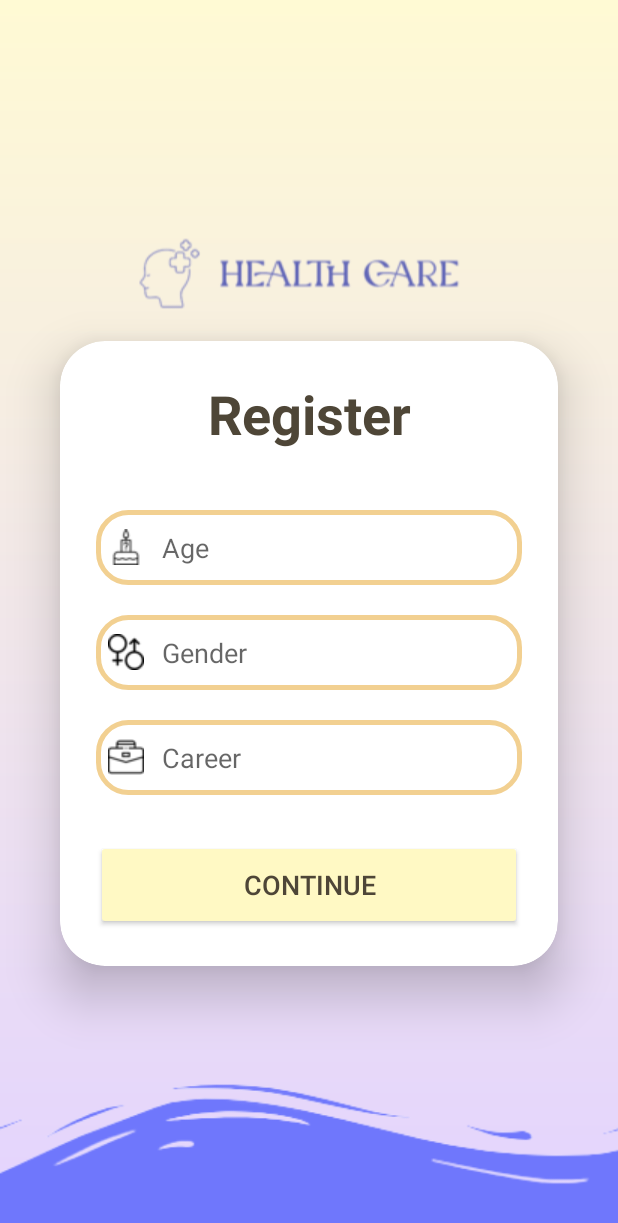
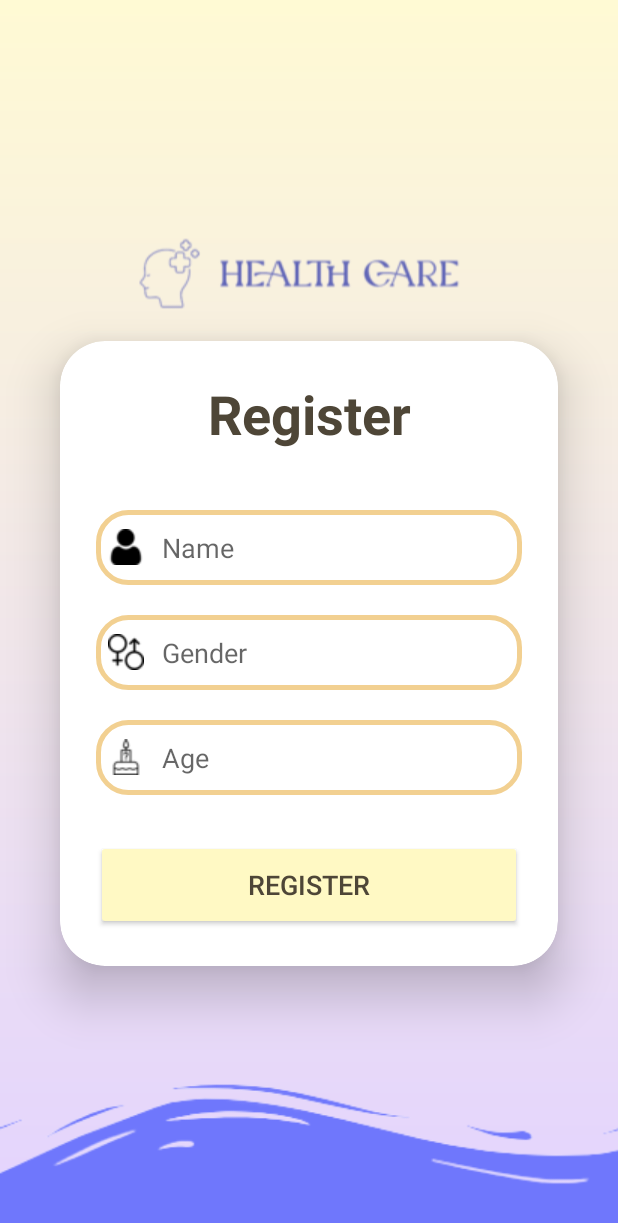
Before and after one commit to lancer2672/HealthCare, an Android app: the SignUpPhase2 screen opened through its navigation route, on a phone screen of 412 x 824 dp. Shown: the top 1223 px of the screen. Run offline under Robolectric (Android 15) with nearby library versions, the phone set to English and light mode, and no system bars; our stand-ins replace Firebase (no records; nobody signed in at launch, a user with empty details on screens opened directly), data binding.

Commit message:
handle sign up with email

```diff
--- a/app/build.gradle
+++ b/app/build.gradle
@@ -44,6 +44,7 @@ dependencies {
     implementation 'androidx.lifecycle:lifecycle-viewmodel-ktx:2.6.1'
     implementation 'com.google.firebase:firebase-firestore-ktx:24.5.0'
     implementation 'androidx.navigation:navigation-fragment-ktx:2.5.3'
+    implementation "androidx.fragment:fragment:1.5.7"
     implementation 'androidx.navigation:navigation-ui-ktx:2.5.3'
     implementation 'com.google.firebase:firebase-storage-ktx:20.1.0'
     testImplementation 'junit:junit:4.13.2'
--- a/app/src/main/java/com/example/healthcareapp/data/repositories/AuthRepository.java
+++ b/app/src/main/java/com/example/healthcareapp/data/repositories/AuthRepository.java
@@ -29,4 +29,8 @@ public class AuthRepository {
         firebaseAuth.signInWithEmailAndPassword(email, password)
                 .addOnCompleteListener(onCompleteListener);
     }
+    public void signUpWithEmail(String email, String password, OnCompleteListener<AuthResult> onCompleteListener) {
+        firebaseAuth.createUserWithEmailAndPassword(email, password)
+            .addOnCompleteListener(onCompleteListener);
+    }
 }
--- a/app/src/main/java/com/example/healthcareapp/ui/activities/auth/SignUpActivity.java
+++ b/app/src/main/java/com/example/healthcareapp/ui/activities/auth/SignUpActivity.java
@@ -1,16 +1,42 @@
 package com.example.healthcareapp.ui.activities.auth;
 
 import androidx.appcompat.app.AppCompatActivity;
+import androidx.databinding.DataBindingUtil;
+import androidx.lifecycle.Observer;
+import androidx.lifecycle.ViewModelProvider;
+import androidx.navigation.NavController;
+import androidx.navigation.fragment.NavHostFragment;
 
+import android.content.Intent;
 import android.os.Bundle;
 
 import com.example.healthcareapp.R;
+import com.example.healthcareapp.databinding.ActivitySignUpBinding;
+import com.example.healthcareapp.ui.activities.MainActivity;
+import com.example.healthcareapp.viewmodels.SignInViewModel;
+import com.example.healthcareapp.viewmodels.SignUpViewModel;
 
 public class SignUpActivity extends AppCompatActivity {
-
+    private SignUpViewModel signUpViewModel;
+    private ActivitySignUpBinding binding;
     @Override
     protected void onCreate(Bundle savedInstanceState) {
         super.onCreate(savedInstanceState);
-        setContentView(R.layout.activity_sign_up);
+        binding = DataBindingUtil.setContentView(this,R.layout.activity_sign_up);
+        signUpViewModel = new ViewModelProvider(this).get(SignUpViewModel.class);
+        NavHostFragment navHostFragment = (NavHostFragment) getSupportFragmentManager().findFragmentById(R.id.nav_host_fragment);
+        NavController navController = navHostFragment.getNavController();
+        signUpViewModel.setNavController(navController);
+        signUpViewModel.isCreateSucceeded.observe(this, new Observer<Boolean>() {
+            @Override
+            public void onChanged(Boolean isCreateSucceeded) {
+                if(isCreateSucceeded){
+                    Intent intent = new Intent(SignUpActivity.this, MainActivity.class);
+                    startActivity(intent);
+                }
+            }
+        });
+
+        binding.setViewmodel(signUpViewModel);
     }
 }
--- a/app/src/main/java/com/example/healthcareapp/ui/fragments/SignUpPhase1.java
+++ b/app/src/main/java/com/example/healthcareapp/ui/fragments/SignUpPhase1.java
@@ -2,65 +2,41 @@ package com.example.healthcareapp.ui.fragments;
 
 import android.os.Bundle;
 
+import androidx.databinding.DataBindingUtil;
 import androidx.fragment.app.Fragment;
+import androidx.lifecycle.ViewModelProvider;
 
 import android.view.LayoutInflater;
 import android.view.View;
 import android.view.ViewGroup;
 
 import com.example.healthcareapp.R;
+import com.example.healthcareapp.databinding.FragmentSignUpPhase1Binding;
+import com.example.healthcareapp.viewmodels.SignUpViewModel;
 
-/**
- * A simple {@link Fragment} subclass.
- * Use the {@link SignUpPhase1#newInstance} factory method to
- * create an instance of this fragment.
- */
+
 public class SignUpPhase1 extends Fragment {
 
-    // TODO: Rename parameter arguments, choose names that match
-    // the fragment initialization parameters, e.g. ARG_ITEM_NUMBER
-    private static final String ARG_PARAM1 = "param1";
-    private static final String ARG_PARAM2 = "param2";
-
-    // TODO: Rename and change types of parameters
-    private String mParam1;
-    private String mParam2;
-
+    private SignUpViewModel signUpViewModel ;
+    private FragmentSignUpPhase1Binding binding;
     public SignUpPhase1() {
         // Required empty public constructor
-    }
-
-    /**
-     * Use this factory method to create a new instance of
-     * this fragment using the provided parameters.
-     *
-     * @param param1 Parameter 1.
-     * @param param2 Parameter 2.
-     * @return A new instance of fragment SignUpPhase1.
-     */
-    // TODO: Rename and change types and number of parameters
-    public static SignUpPhase1 newInstance(String param1, String param2) {
-        SignUpPhase1 fragment = new SignUpPhase1();
-        Bundle args = new Bundle();
-        args.putString(ARG_PARAM1, param1);
-        args.putString(ARG_PARAM2, param2);
-        fragment.setArguments(args);
-        return fragment;
-    }
-
-    @Override
-    public void onCreate(Bundle savedInstanceState) {
-        super.onCreate(savedInstanceState);
-        if (getArguments() != null) {
-            mParam1 = getArguments().getString(ARG_PARAM1);
-            mParam2 = getArguments().getString(ARG_PARAM2);
-        }
     }
 
     @Override
     public View onCreateView(LayoutInflater inflater, ViewGroup container,
                              Bundle savedInstanceState) {
         // Inflate the layout for this fragment
-        return inflater.inflate(R.layout.fragment_sign_up_phase1, container, false);
+
+        binding = DataBindingUtil.inflate(inflater, R.layout.fragment_sign_up_phase1, container, false);
+        signUpViewModel = new ViewModelProvider(requireActivity()).get(SignUpViewModel.class);
+        binding.setViewmodel(signUpViewModel);
+        binding.btnContinueSignUp.setOnClickListener(new View.OnClickListener() {
+            @Override
+            public void onClick(View v) {
+                signUpViewModel.getNavController().navigate(R.id.action_signUpPhase1_to_signUpPhase2);
+            }
+        });
+        return binding.getRoot();
     }
 }
--- a/app/src/main/java/com/example/healthcareapp/ui/fragments/SignUpPhase2.java
+++ b/app/src/main/java/com/example/healthcareapp/ui/fragments/SignUpPhase2.java
@@ -2,65 +2,40 @@ package com.example.healthcareapp.ui.fragments;
 
 import android.os.Bundle;
 
+import androidx.databinding.DataBindingUtil;
 import androidx.fragment.app.Fragment;
+import androidx.lifecycle.ViewModelProvider;
 
 import android.view.LayoutInflater;
 import android.view.View;
 import android.view.ViewGroup;
 
 import com.example.healthcareapp.R;
+import com.example.healthcareapp.databinding.FragmentSignUpPhase1Binding;
+import com.example.healthcareapp.databinding.FragmentSignUpPhase2Binding;
+import com.example.healthcareapp.viewmodels.SignUpViewModel;
 
-/**
- * A simple {@link Fragment} subclass.
- * Use the {@link SignUpPhase2#newInstance} factory method to
- * create an instance of this fragment.
- */
 public class SignUpPhase2 extends Fragment {
 
-    // TODO: Rename parameter arguments, choose names that match
-    // the fragment initialization parameters, e.g. ARG_ITEM_NUMBER
-    private static final String ARG_PARAM1 = "param1";
-    private static final String ARG_PARAM2 = "param2";
-
-    // TODO: Rename and change types of parameters
-    private String mParam1;
-    private String mParam2;
-
+    private SignUpViewModel signUpViewModel;
+    private FragmentSignUpPhase2Binding binding;
     public SignUpPhase2() {
         // Required empty public constructor
     }
-
-    /**
-     * Use this factory method to create a new instance of
-     * this fragment using the provided parameters.
-     *
-     * @param param1 Parameter 1.
-     * @param param2 Parameter 2.
-     * @return A new instance of fragment SignUpPhase2.
-     */
-    // TODO: Rename and change types and number of parameters
-    public static SignUpPhase2 newInstance(String param1, String param2) {
-        SignUpPhase2 fragment = new SignUpPhase2();
-        Bundle args = new Bundle();
-        args.putString(ARG_PARAM1, param1);
-        args.putString(ARG_PARAM2, param2);
-        fragment.setArguments(args);
-        return fragment;
-    }
-
-    @Override
-    public void onCreate(Bundle savedInstanceState) {
-        super.onCreate(savedInstanceState);
-        if (getArguments() != null) {
-            mParam1 = getArguments().getString(ARG_PARAM1);
-            mParam2 = getArguments().getString(ARG_PARAM2);
-        }
-    }
-
     @Override
     public View onCreateView(LayoutInflater inflater, ViewGroup container,
                              Bundle savedInstanceState) {
         // Inflate the layout for this fragment
-        return inflater.inflate(R.layout.fragment_sign_up_phase2, container, false);
+        binding = DataBindingUtil.inflate(inflater, R.layout.fragment_sign_up_phase2, container, false);
+        signUpViewModel = new ViewModelProvider(requireActivity()).get(SignUpViewModel.class);
+
+        binding.setViewmodel(signUpViewModel);
+        binding.btnSignUp.setOnClickListener(new View.OnClickListener() {
+            @Override
+            public void onClick(View v) {
+                signUpViewModel.register();
+            }
+        });
+        return binding.getRoot();
     }
 }
--- /dev/null
+++ b/app/src/main/java/com/example/healthcareapp/viewmodels/SignUpViewModel.java
@@ -0,0 +1,43 @@
+package com.example.healthcareapp.viewmodels;
+
+import androidx.annotation.NonNull;
+import androidx.lifecycle.MutableLiveData;
+import androidx.lifecycle.ViewModel;
+import androidx.navigation.NavController;
+
+import com.example.healthcareapp.data.repositories.AuthRepository;
+import com.google.android.gms.tasks.OnCompleteListener;
+import com.google.android.gms.tasks.Task;
+import com.google.firebase.auth.AuthResult;
+
+public class SignUpViewModel extends ViewModel {
+    public MutableLiveData<String> email = new MutableLiveData<>("");
+    public MutableLiveData<String> password = new MutableLiveData<>("");
+    public MutableLiveData<String> confirmPassword = new MutableLiveData<>("");
+    public MutableLiveData<String> age = new MutableLiveData<>("");
+    public MutableLiveData<String> name = new MutableLiveData<>("");
+    private NavController navController;
+    public MutableLiveData<Boolean> isLoading = new MutableLiveData<Boolean>(false);
+    public MutableLiveData<Boolean> isCreateSucceeded = new MutableLiveData<Boolean>(false);
+    public NavController getNavController(){
+        return navController;
+    }
+    public void setNavController (NavController nav){
+            this.navController = nav;
+    }
+    public void register() {
+        isLoading.setValue(true);
+        AuthRepository.getInstance().signUpWithEmail(email.getValue(), password.getValue(), new OnCompleteListener<AuthResult>() {
+            @Override
+            public void onComplete(@NonNull Task<AuthResult> task) {
+                if (task.isSuccessful()) {
+                    isLoading.setValue(false);
+                    isCreateSucceeded.setValue(true);
+                } else {
+                    isLoading.setValue(false);
+                    isCreateSucceeded.setValue(false);
+                }
+            }
+        });
+    }
+}
--- a/app/src/main/res/layout/activity_main.xml
+++ b/app/src/main/res/layout/activity_main.xml
@@ -13,6 +13,6 @@
     <com.google.android.material.bottomnavigation.BottomNavigationView
         android:layout_width="match_parent"
         android:layout_height="wrap_content"
-
+        android:background="@color/white"
         app:menu="@menu/bottom_nav_menu" />
 </LinearLayout>
--- a/app/src/main/res/layout/activity_sign_up.xml
+++ b/app/src/main/res/layout/activity_sign_up.xml
@@ -4,7 +4,9 @@
     xmlns:card_view="http://schemas.android.com/apk/res-auto"
     xmlns:tools="http://schemas.android.com/tools">
     <data>
-
+        <variable
+            name="viewmodel"
+            type="com.example.healthcareapp.viewmodels.SignUpViewModel" />
     </data>
     <LinearLayout
         android:layout_width="match_parent"
@@ -50,16 +52,7 @@
                     tools:layout="@layout/fragment_sign_up_phase1"
                     app:navGraph="@navigation/sign_up_nav_graph"
                     android:layout_height="match_parent"/>
-                <Button
-                    android:layout_width="match_parent"
-                    android:layout_height="60dp"
-                    android:id="@+id/loginButton"
-                    android:text="Continue"
-                    android:textSize="18sp"
-                    android:textColor="@color/brown"
-                    android:layout_marginTop="30dp"
-                    android:backgroundTint="@color/light_yellow"
-                    app:cornerRadius = "20dp"/>
+
             </LinearLayout>
         </androidx.cardview.widget.CardView>
 
--- a/app/src/main/res/layout/fragment_sign_up_phase2.xml
+++ b/app/src/main/res/layout/fragment_sign_up_phase2.xml
@@ -1,19 +1,28 @@
 <?xml version="1.0" encoding="utf-8"?>
+<layout>
+    <data>
+        <variable
+            name="viewmodel"
+            type="com.example.healthcareapp.viewmodels.SignUpViewModel" />
+    </data>
     <LinearLayout xmlns:android="http://schemas.android.com/apk/res/android"
         xmlns:tools="http://schemas.android.com/tools"
         android:layout_width="match_parent"
         android:layout_height="match_parent"
+        xmlns:app="http://schemas.android.com/apk/res-auto"
         android:orientation="vertical"
         tools:context=".ui.fragments.SignUpPhase2">
 
         <EditText
             android:layout_width="match_parent"
             android:layout_height="50dp"
-        android:id="@+id/username"
+            android:id="@+id/name"
             android:background="@drawable/custom_edt"
-        android:drawableLeft="@drawable/cake"
+            android:drawableLeft="@drawable/user"
             android:drawablePadding="12dp"
-        android:hint="Age"
+            android:text="@={viewmodel.name}"
+
+            android:hint="Name"
             android:padding="8dp"
             android:textColor="@color/black"
             android:textColorHighlight="@color/cardview_dark_background"
@@ -21,11 +30,12 @@
         <EditText
             android:layout_width="match_parent"
             android:layout_height="50dp"
-        android:id="@+id/password"
+            android:id="@+id/gender"
             android:background="@drawable/custom_edt"
             android:drawableLeft="@drawable/sex"
             android:drawablePadding="12dp"
             android:hint="Gender"
+
             android:padding="8dp"
             android:textColor="@color/black"
             android:textColorHighlight="@color/cardview_dark_background"
@@ -33,14 +43,25 @@
         <EditText
             android:layout_width="match_parent"
             android:layout_height="50dp"
-        android:id="@+id/confirm_password"
+            android:id="@+id/age"
             android:background="@drawable/custom_edt"
-        android:drawableLeft="@drawable/career"
+            android:drawableLeft="@drawable/cake"
             android:drawablePadding="12dp"
-        android:hint="Career"
+            android:hint="Age"
+            android:text="@={viewmodel.age}"
             android:padding="8dp"
             android:textColor="@color/black"
             android:textColorHighlight="@color/cardview_dark_background"
             android:layout_marginTop="20dp"/>
-
+        <Button
+            android:layout_width="match_parent"
+            android:layout_height="60dp"
+            android:id="@+id/btnSignUp"
+            android:text="Register"
+            android:textSize="18sp"
+            android:textColor="@color/brown"
+            android:layout_marginTop="30dp"
+            android:backgroundTint="@color/light_yellow"
+            app:cornerRadius = "20dp"/>
     </LinearLayout>
+</layout>
```
Also changed, not shown: app/src/main/res/layout/fragment_sign_up_phase1.xml (+24 -1 lines). Lines whose indentation alone changed are shown as unchanged.
